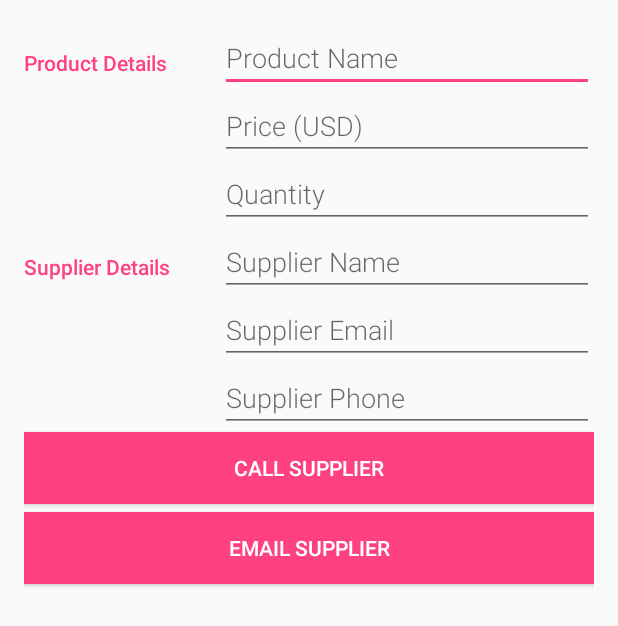
After one commit to patrickjkennedy/SQLBooks, an Android app: the layout activity_editor.xml on its own in the app's theme, with its tools: preview values and no code run, on a phone screen of 412 x 824 dp. The commit adds this screen. Shown: the top 626 px of the screen. Run offline under Robolectric (Android 15) with nearby library versions, the phone set to English and light mode, and no system bars.

Commit message:
worked on the activity_editor layout xml

```diff
--- /dev/null
+++ b/app/src/main/res/layout/activity_editor.xml
@@ -0,0 +1,117 @@
+<?xml version="1.0" encoding="utf-8"?>
+<!-- Copyright (C) 2016 The Android Open Source Project
+     Licensed under the Apache License, Version 2.0 (the "License");
+     you may not use this file except in compliance with the License.
+     You may obtain a copy of the License at
+          http://www.apache.org/licenses/LICENSE-2.0
+     Unless required by applicable law or agreed to in writing, software
+     distributed under the License is distributed on an "AS IS" BASIS,
+     WITHOUT WARRANTIES OR CONDITIONS OF ANY KIND, either express or implied.
+     See the License for the specific language governing permissions and
+     limitations under the License.
+-->
+<!-- Layout for the editor -->
+<LinearLayout
+    xmlns:android="http://schemas.android.com/apk/res/android"
+    xmlns:tools="http://schemas.android.com/tools"
+    android:layout_width="match_parent"
+    android:layout_height="match_parent"
+    android:orientation="vertical"
+    android:padding="@dimen/activity_margin"
+    tools:context=".EditorActivity">
+
+    <!-- Overview category -->
+    <LinearLayout
+        android:layout_width="match_parent"
+        android:layout_height="wrap_content"
+        android:orientation="horizontal">
+
+        <!-- Label -->
+        <TextView
+            android:text="Product Details"
+            style="@style/CategoryStyle" />
+        <!-- Input fields -->
+        <LinearLayout
+            android:layout_height="wrap_content"
+            android:layout_width="0dp"
+            android:layout_weight="2"
+            android:paddingLeft="4dp"
+            android:orientation="vertical">
+
+            <!-- Product Name field -->
+            <EditText
+                android:id="@+id/edit_product_name"
+                android:hint="@string/hint_product_name"
+                android:inputType="textCapWords"
+                style="@style/EditorFieldStyle" />
+
+            <!-- Price field -->
+            <EditText
+                android:id="@+id/edit_product_price"
+                android:hint="@string/hint_product_price"
+                android:inputType="numberDecimal"
+                style="@style/EditorFieldStyle" />
+            <!-- Quantity field -->
+            <EditText
+                android:id="@+id/edit_product_quantity"
+                android:hint="@string/hint_product_quantity"
+                android:inputType="numberDecimal"
+                style="@style/EditorFieldStyle" />
+        </LinearLayout>
+    </LinearLayout>
+
+    <!-- Overview category -->
+    <LinearLayout
+        android:layout_width="match_parent"
+        android:layout_height="wrap_content"
+        android:orientation="horizontal">
+
+        <!-- Label -->
+        <TextView
+            android:text="Supplier Details"
+            style="@style/CategoryStyle" />
+        <!-- Input fields -->
+        <LinearLayout
+            android:layout_height="wrap_content"
+            android:layout_width="0dp"
+            android:layout_weight="2"
+            android:paddingLeft="4dp"
+            android:orientation="vertical">
+
+            <!-- Product Name field -->
+            <EditText
+                android:id="@+id/edit_supplier_name"
+                android:hint="@string/hint_supplier_name"
+                android:inputType="textCapWords"
+                style="@style/EditorFieldStyle" />
+
+            <!-- Price field -->
+            <EditText
+                android:id="@+id/edit_supplier_email"
+                android:hint="@string/hint_supplier_email"
+                android:inputType="numberDecimal"
+                style="@style/EditorFieldStyle" />
+            <!-- Quantity field -->
+            <EditText
+                android:id="@+id/edit_supplier_phone"
+                android:hint="@string/hint_supplier_phone"
+                android:inputType="numberDecimal"
+                style="@style/EditorFieldStyle" />
+        </LinearLayout>
+    </LinearLayout>
+    <Button
+        android:layout_width="match_parent"
+        android:layout_height="wrap_content"
+        android:background="@color/colorAccent"
+        android:textColor="@android:color/white"
+        android:layout_marginBottom="5dp"
+        android:text="Call Supplier" />
+
+    <Button
+        android:layout_width="match_parent"
+        android:layout_height="wrap_content"
+        android:background="@color/colorAccent"
+        android:textColor="@android:color/white"
+        android:layout_marginBottom="5dp"
+        android:text="Email Supplier"/>
+</LinearLayout>
--- /dev/null
+++ b/app/src/main/res/menu/menu_editor.xml
@@ -0,0 +1,29 @@
+<?xml version="1.0" encoding="utf-8"?>
+<!-- Copyright (C) 2016 The Android Open Source Project
+     Licensed under the Apache License, Version 2.0 (the "License");
+     you may not use this file except in compliance with the License.
+     You may obtain a copy of the License at
+          http://www.apache.org/licenses/LICENSE-2.0
+     Unless required by applicable law or agreed to in writing, software
+     distributed under the License is distributed on an "AS IS" BASIS,
+     WITHOUT WARRANTIES OR CONDITIONS OF ANY KIND, either express or implied.
+     See the License for the specific language governing permissions and
+     limitations under the License.
+-->
+<!-- Options menu for the EditorActivity -->
+<menu xmlns:android="http://schemas.android.com/apk/res/android"
+    xmlns:app="http://schemas.android.com/apk/res-auto"
+    xmlns:tools="http://schemas.android.com/tools"
+    tools:context=".EditorActivity">
+
+    <item
+        android:id="@+id/action_save"
+        android:title="@string/action_save"
+        android:icon="@drawable/ic_done"
+        app:showAsAction="always" />
+
+    <item
+        android:id="@+id/action_delete"
+        android:title="@string/action_delete"
+        app:showAsAction="never" />
+</menu>
--- /dev/null
+++ b/app/src/main/res/values-v16/styles.xml
@@ -0,0 +1,13 @@
+<?xml version="1.0" encoding="utf-8"?>
+<resources>
+
+    <style name="CategoryStyle">
+        <item name="android:layout_height">wrap_content</item>
+        <item name="android:layout_width">0dp</item>
+        <item name="android:layout_weight">1</item>
+        <item name="android:paddingTop">16dp</item>
+        <item name="android:textColor">@color/colorAccent</item>
+        <item name="android:fontFamily">sans-serif-medium</item>
+        <item name="android:textAppearance">?android:textAppearanceSmall</item>
+    </style>
+</resources>
--- a/app/src/main/res/values/colors.xml
+++ b/app/src/main/res/values/colors.xml
@@ -3,4 +3,10 @@
     <color name="colorPrimary">#3F51B5</color>
     <color name="colorPrimaryDark">#303F9F</color>
     <color name="colorAccent">#FF4081</color>
+
+    <!-- Primary color for the editor -->
+    <color name="editorColorPrimary">#2D3640</color>
+
+    <!-- Primary dark color for the editor -->
+    <color name="editorColorPrimaryDark">#394450</color>
 </resources>
--- a/app/src/main/res/values/strings.xml
+++ b/app/src/main/res/values/strings.xml
@@ -10,4 +10,12 @@
     <string name="edit_product">Edit Product</string>
     <string name="usd_sign">$</string>
     <string name="quantity">Quantity:&#160;</string>
+    <string name="hint_product_name">Product Name</string>
+    <string name="hint_product_price">Price (USD)</string>
+    <string name="hint_product_quantity">Quantity</string>
+    <string name="hint_supplier_name">Supplier Name</string>
+    <string name="hint_supplier_email">Supplier Email</string>
+    <string name="hint_supplier_phone">Supplier Phone</string>
+    <string name="action_save">Save</string>
+    <string name="action_delete">Delete</string>
 </resources>
--- a/app/src/main/res/values/styles.xml
+++ b/app/src/main/res/values/styles.xml
@@ -8,4 +8,40 @@
         <item name="colorAccent">@color/colorAccent</item>
     </style>
 
+    <!-- Theme of the editor -->
+    <style name="EditorTheme" parent="Theme.AppCompat.Light.DarkActionBar">
+        <item name="colorPrimary">@color/editorColorPrimary</item>
+        <item name="colorPrimaryDark">@color/editorColorPrimaryDark</item>
+        <item name="colorAccent">@color/colorAccent</item>
+    </style>
+
+    <!-- Style for a category in the editor -->
+    <style name="CategoryStyle">
+        <item name="android:layout_height">wrap_content</item>
+        <item name="android:layout_width">0dp</item>
+        <item name="android:layout_weight">1</item>
+        <item name="android:paddingTop">16dp</item>
+        <item name="android:textColor">@color/colorAccent</item>
+        <item name="android:fontFamily">sans-serif-medium</item>
+        <item name="android:textAppearance">?android:textAppearanceSmall</item>
+    </style>
+
+    <!-- Style for an EditText field in the editor -->
+    <style name="EditorFieldStyle">
+        <item name="android:layout_height">wrap_content</item>
+        <item name="android:layout_width">match_parent</item>
+        <item name="android:fontFamily">sans-serif-light</item>
+        <item name="android:textAppearance">?android:textAppearanceMedium</item>
+    </style>
+
+    <!-- Style for the measurement units for an EditText field in the editor -->
+    <style name="EditorUnitsStyle">
+        <item name="android:layout_height">wrap_content</item>
+        <item name="android:layout_width">wrap_content</item>
+        <item name="android:layout_alignParentRight">true</item>
+        <item name="android:paddingRight">16dp</item>
+        <item name="android:paddingTop">16dp</item>
+        <item name="android:textAppearance">?android:textAppearanceSmall</item>
+    </style>
+
 </resources>
```
Also changed, not shown: app/src/main/res/drawable-hdpi/ic_done.png (added), app/src/main/res/drawable-mdpi/ic_done.png (added), app/src/main/res/drawable-xhdpi/ic_done.png (added), app/src/main/res/drawable-xxhdpi/ic_done.png (added), app/src/main/res/drawable-xxxhdpi/ic_done.png (added).
